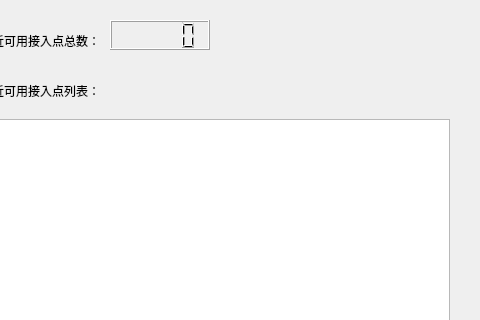
This is wirelessui/aplist.ui in leeyiw/wireless-defender as Qt 5 draws it before an edit; both pictures show x 170 to 650 and y 0 to 320 of the 650 by 540 pixel window. The edited form follows.
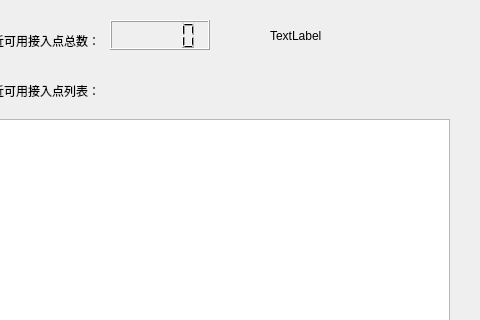
This is the edited form.

```diff
--- a/wirelessui/aplist.ui
+++ b/wirelessui/aplist.ui
@@ -72,6 +72,19 @@
     </rect>
    </property>
   </widget>
+  <widget class="QLabel" name="label">
+   <property name="geometry">
+    <rect>
+     <x>440</x>
+     <y>30</y>
+     <width>54</width>
+     <height>12</height>
+    </rect>
+   </property>
+   <property name="text">
+    <string>TextLabel</string>
+   </property>
+  </widget>
  </widget>
  <resources/>
  <connections/>
```
Left out of the diff: 2 changed lines with no effect on the pictures.
